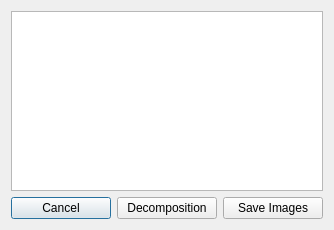
Above: forms/dialog_surface_waveletDecomposition.ui from abletterer/surface_waveletDecomposition before the change. Below: the same form after it.
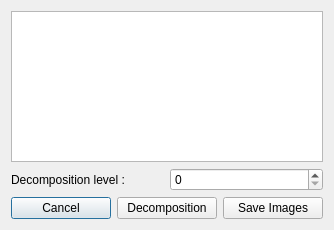
That is the form after the change.

```diff
--- a/forms/dialog_surface_waveletDecomposition.ui
+++ b/forms/dialog_surface_waveletDecomposition.ui
@@ -17,6 +17,20 @@
    <item>
     <widget class="QListWidget" name="list_maps"/>
    </item>
+   <item>
+    <layout class="QHBoxLayout" name="horizontalLayout_2">
+     <item>
+      <widget class="QLabel" name="label">
+       <property name="text">
+        <string>Decomposition level :</string>
+       </property>
+      </widget>
+     </item>
+     <item>
+      <widget class="QSpinBox" name="spin_decomposition_level"/>
+     </item>
+    </layout>
+   </item>
    <item>
     <layout class="QHBoxLayout" name="horizontalLayout">
      <item>
```
